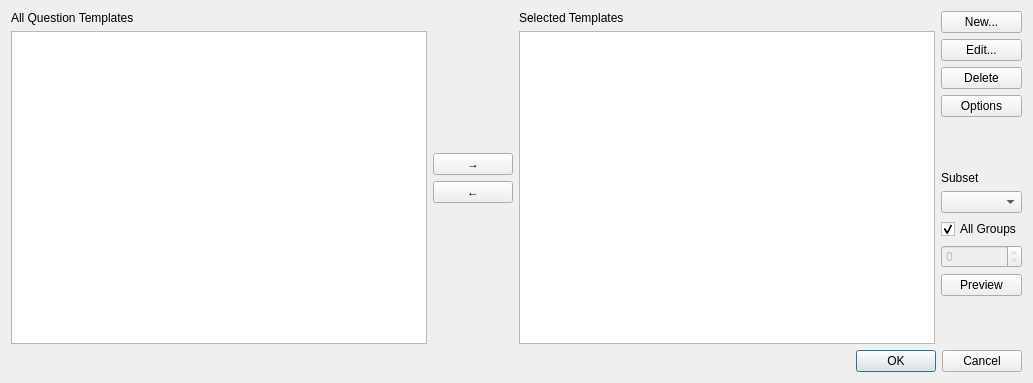
This is forms/questions_wizard.ui in axelmoreen/AnkiBuddy as Qt 5 draws it before an edit. The edited form follows.
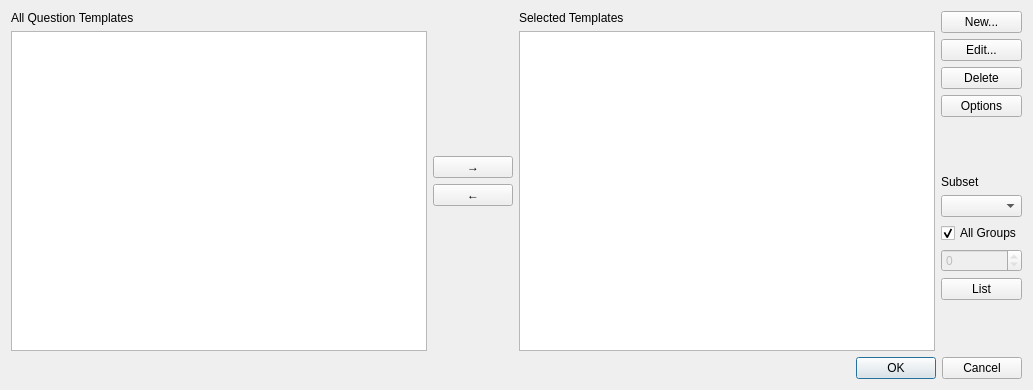
This is the edited form.

Commit message: handling of no columns set in list configuration

The edit to the form file:
```diff
--- a/forms/questions_wizard.ui
+++ b/forms/questions_wizard.ui
@@ -7,7 +7,7 @@
     <x>0</x>
     <y>0</y>
     <width>1033</width>
-    <height>383</height>
+    <height>390</height>
    </rect>
   </property>
   <property name="windowTitle">
@@ -169,7 +169,7 @@
      <item>
       <widget class="QPushButton" name="previewSubsetButton">
        <property name="text">
-        <string>Preview</string>
+        <string>List</string>
        </property>
       </widget>
      </item>
```
The commit also changes 2 other files.
